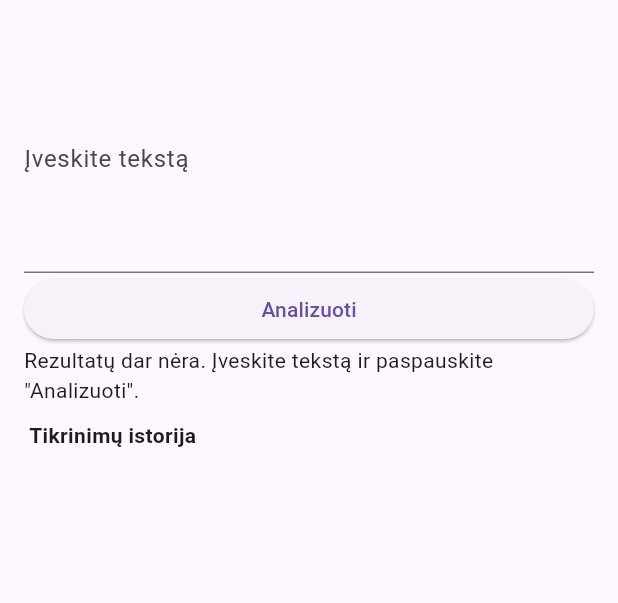
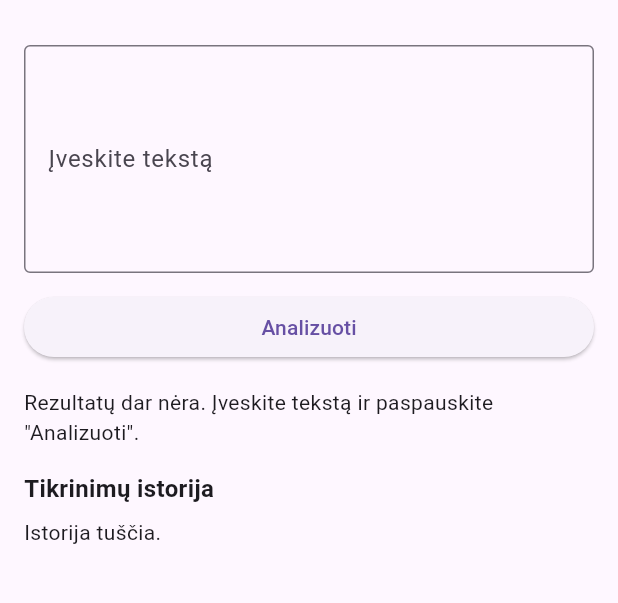
Before and after one commit to kotrynabuceviciute/teksto_analizes_programele, a Flutter app: the screen it shows after launch, on a phone screen of 412 x 824 dp, the part 63-666 px from its top. Run offline on Flutter 3.47's test engine with Material 3 defaults, Android fonts, the phone set to English and light mode, and no system bars.

Commit message:
Refactor text analyzer UI, refine character parsing logic and added tests

```diff
--- a/lib/main.dart
+++ b/lib/main.dart
@@ -3,12 +3,14 @@ import 'package:flutter/material.dart';
 void main() {
   runApp(const TextAnalyzerApp());
 }
+
 class TextAnalyzerApp extends StatelessWidget {
   const TextAnalyzerApp({super.key});
 
   @override
   Widget build(BuildContext context) {
     return MaterialApp(
+      title: 'Teksto analizė',
       home: const AnalysisScreen(),
     );
   }
@@ -39,6 +41,12 @@ class _AnalysisScreenState extends State<AnalysisScreen> {
   final List<AnalysisResult> _history = [];
   AnalysisResult? _current;
 
+  @override
+  void dispose() {
+    _controller.dispose();
+    super.dispose();
+  }
+
   void _analyze() {
     final text = _controller.text;
     if (text.trim().isEmpty) {
@@ -66,55 +74,31 @@ class _AnalysisScreenState extends State<AnalysisScreen> {
   Widget build(BuildContext context) {
     return Scaffold(
       appBar: AppBar(title: const Text('Teksto analizė')),
-      body: Padding(
-        padding: const EdgeInsets.all(16.0),
+      body: SafeArea(
+        child: SingleChildScrollView(
+          padding: const EdgeInsets.fromLTRB(16.0, 16.0, 16.0, 24.0),
           child: Column(
             crossAxisAlignment: CrossAxisAlignment.stretch,
             children: [
               TextField(
                 controller: _controller,
                 maxLines: 5,
-              decoration: const InputDecoration(labelText: 'Įveskite tekstą'),
-            ),
-            ElevatedButton(onPressed: _analyze, child: const Text('Analizuoti')),
-            _current != null
-                ? _ResultCard(result: _current!)
-                : const Text('Rezultatų dar nėra. Įveskite tekstą ir paspauskite "Analizuoti".'),
-            const SizedBox(height:10),
-            const Text(' Tikrinimų istorija', style: TextStyle(fontWeight: FontWeight.bold)),
-            Expanded(
-              child: ListView.builder(
-                itemCount: _history.length,
-                itemBuilder: (context, index) {
-                  final item = _history[index];
-                  return ListTile(
-                    subtitle: Text(
-                      'Sakinys: ${item.text}\n'
-                      'Sakiniai: ${item.sentences}\n'
-                      'Žodžiai: ${item.words}\n'
-                      'Skyrybos ženklai: ${item.punctuationMarks}\n'
-                      'Skaičiai: ${item.digits}',
-                    ),
-                  );
-                },
+                keyboardType: TextInputType.multiline,
+                decoration: const InputDecoration(
+                  labelText: 'Įveskite tekstą',
+                  border: OutlineInputBorder(),
                 ),
               ),
-          ],
+              const SizedBox(height: 12),
+              ElevatedButton(
+                onPressed: _analyze,
+                child: const Text('Analizuoti'),
               ),
-      ),
-    );
-  }
-}
-
-class _ResultCard extends StatelessWidget {
-  final AnalysisResult result;
-
-  const _ResultCard({required this.result});
-
-  @override
-  Widget build(BuildContext context) {
-    return Card(
-      color: Colors.blueGrey.withOpacity(0.5),
+              const SizedBox(height: 16),
+              if (_current == null)
+                const Text('Rezultatų dar nėra. Įveskite tekstą ir paspauskite "Analizuoti".')
+              else
+                Card(
                   child: Padding(
                     padding: const EdgeInsets.all(16.0),
                     child: Column(
@@ -125,23 +109,48 @@ class _ResultCard extends StatelessWidget {
                           style: TextStyle(fontWeight: FontWeight.bold, fontSize: 16),
                         ),
                         const SizedBox(height: 8),
-            Text('Sakinių skaičius: ${result.sentences}'),
-            Text('Žodžių skaičius: ${result.words}'),
-            Text('Skyrybos ženklai: ${result.punctuationMarks}'),
-            Text('Skaitmenų skaičius: ${result.digits}'),
+                        Text('Sakiniai: ${_current!.sentences}'),
+                        Text('Žodžiai: ${_current!.words}'),
+                        Text('Skyrybos ženklai: ${_current!.punctuationMarks}'),
+                        Text('Skaičiai: ${_current!.digits}'),
                       ],
+                    ),
+                  ),
+                ),
+              const SizedBox(height: 16),
+              const Text(
+                'Tikrinimų istorija',
+                style: TextStyle(fontWeight: FontWeight.bold, fontSize: 16),
+              ),
+              const SizedBox(height: 8),
+              if (_history.isEmpty)
+                const Text('Istorija tuščia.')
+            else
+              for (final item in _history)
+                ListTile(
+                  subtitle: Text(
+                    'Tekstas: ${item.text}\n'
+                    'Sakiniai: ${item.sentences}\n'
+                    'Žodžiai: ${item.words}\n'
+                    'Skyrybos ženklai: ${item.punctuationMarks}\n'
+                    'Skaičiai: ${item.digits}',
+                  ),
+                ),
+            ],
+          ),
         ),
       ),
     );
   }
 }
+
 class Counter {
   static int getWordCount(String? input) {
     if (input == null) return -1;
     final words = input.trim().split(RegExp(r'\s+'));
     int wordCount = 0;
     for (final word in words) {
-      final subWords = word.split(RegExp(r'[^a-zA-ZąčęėįšųūĄČĘĖĮŠŲŪ]+'));
+      final subWords = word.split(RegExp(r'[^a-zA-ZąčęėįšųūžĄČĘĖĮŠŲŪŽ]+'));
       for (final singleWord in subWords) {
         if (singleWord.isNotEmpty) {
           wordCount++;
@@ -157,7 +166,7 @@ class Counter {
     List<String> pieces = text.split(RegExp(r'[.!?]+'));
     int count = 0;
     for (String piece in pieces) {
-      if (piece.trim().isNotEmpty) {
+      if (RegExp(r'[a-zA-ZąčęėįšųūžĄČĘĖĮŠŲŪŽ0-9]').hasMatch(piece)) {
         count++;
       }
     }
```
Also changed, not shown: 1 other file. Lines whose indentation alone changed are shown as unchanged.
